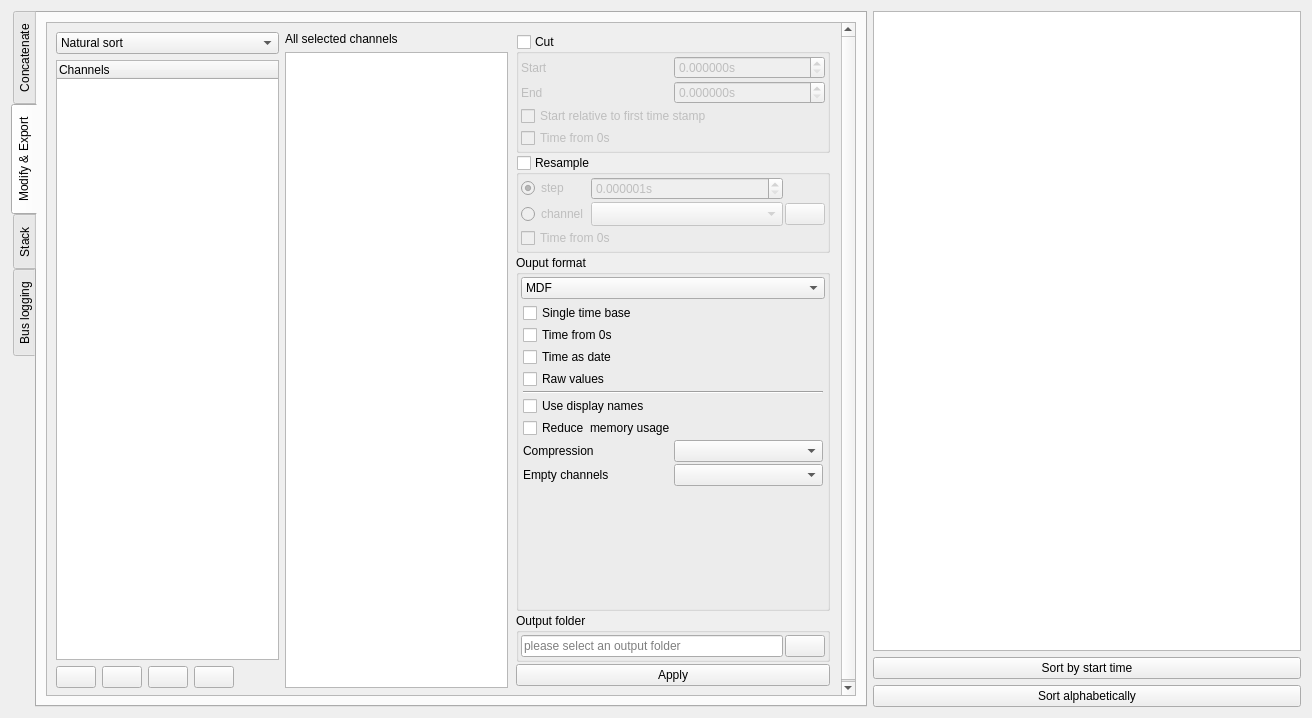
This is src/asammdf/gui/ui/batch_widget.ui in danielhrisca/asammdf as Qt 5 draws it before an edit. The edited form follows.
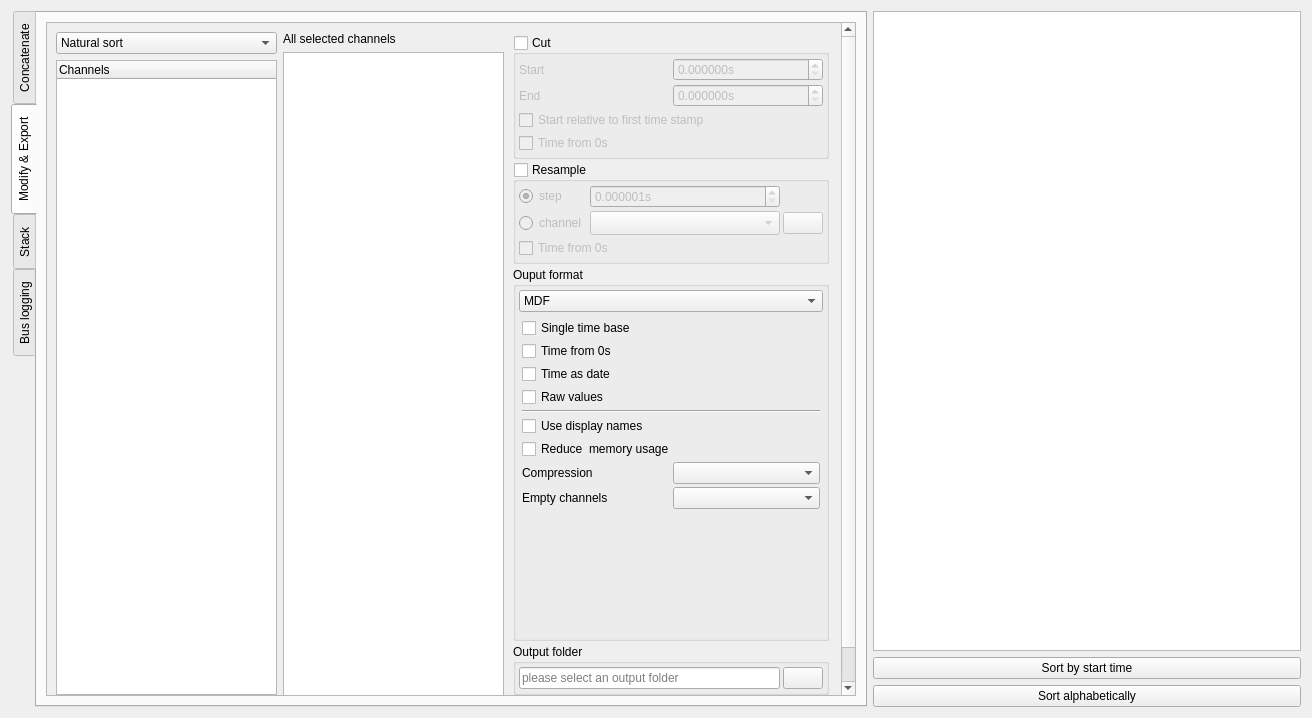
This is the edited form. The open tabs and pages were chosen to show the change. Icons and pictures are not drawn. Custom widgets are drawn as their Qt base class.

What changed in the file:
```diff
--- a/src/asammdf/gui/ui/batch_widget.ui
+++ b/src/asammdf/gui/ui/batch_widget.ui
@@ -307,19 +307,19 @@
             <item>
              <layout class="QVBoxLayout" name="verticalLayout_15" stretch="0,0,0,0,1,0">
               <property name="spacing">
-               <number>2</number>
+  <number>3</number>
               </property>
               <property name="leftMargin">
-               <number>2</number>
+  <number>3</number>
               </property>
               <property name="topMargin">
-               <number>2</number>
+  <number>3</number>
               </property>
               <property name="rightMargin">
-               <number>2</number>
+  <number>3</number>
               </property>
               <property name="bottomMargin">
-               <number>2</number>
+  <number>3</number>
               </property>
               <item>
                <widget class="QGroupBox" name="cut_group">
@@ -334,19 +334,19 @@
                 </property>
                 <layout class="QGridLayout" name="gridLayout_23">
                  <property name="leftMargin">
-                  <number>2</number>
+  <number>3</number>
                  </property>
                  <property name="topMargin">
-                  <number>2</number>
+  <number>3</number>
                  </property>
                  <property name="rightMargin">
-                  <number>2</number>
+  <number>3</number>
                  </property>
                  <property name="bottomMargin">
-                  <number>2</number>
+  <number>3</number>
                  </property>
                  <property name="spacing">
-                  <number>2</number>
+  <number>3</number>
                  </property>
                  <item row="0" column="0">
                   <widget class="QLabel" name="label_62">
@@ -418,19 +418,19 @@
                 </property>
                 <layout class="QGridLayout" name="gridLayout_24" columnstretch="0,1,0">
                  <property name="leftMargin">
-                  <number>2</number>
+  <number>3</number>
                  </property>
                  <property name="topMargin">
-                  <number>2</number>
+  <number>3</number>
                  </property>
                  <property name="rightMargin">
-                  <number>2</number>
+  <number>3</number>
                  </property>
                  <property name="bottomMargin">
-                  <number>2</number>
+  <number>3</number>
                  </property>
                  <property name="spacing">
-                  <number>2</number>
+  <number>3</number>
                  </property>
                  <item row="0" column="0">
                   <widget class="QRadioButton" name="raster_type_step">
@@ -512,19 +512,19 @@
                 </property>
                 <layout class="QVBoxLayout" name="verticalLayout_21">
                  <property name="spacing">
-                  <number>2</number>
+  <number>3</number>
                  </property>
                  <property name="leftMargin">
-                  <number>2</number>
+  <number>3</number>
                  </property>
                  <property name="topMargin">
-                  <number>2</number>
+  <number>3</number>
                  </property>
                  <property name="rightMargin">
-                  <number>2</number>
+  <number>3</number>
                  </property>
                  <property name="bottomMargin">
-                  <number>2</number>
+  <number>3</number>
                  </property>
                  <item>
                   <widget class="QComboBox" name="output_format">
@@ -688,19 +688,19 @@
                    <widget class="QWidget" name="HDF5_2">
                     <layout class="QGridLayout" name="gridLayout_17">
                      <property name="leftMargin">
-                      <number>2</number>
+  <number>3</number>
                      </property>
                      <property name="topMargin">
-                      <number>2</number>
+  <number>3</number>
                      </property>
                      <property name="rightMargin">
-                      <number>2</number>
+  <number>3</number>
                      </property>
                      <property name="bottomMargin">
-                      <number>2</number>
+  <number>3</number>
                      </property>
                      <property name="spacing">
-                      <number>2</number>
+  <number>3</number>
                      </property>
                      <item row="8" column="1">
                       <widget class="QComboBox" name="empty_channels"/>
@@ -789,19 +789,19 @@
                    <widget class="QWidget" name="MAT_2">
                     <layout class="QGridLayout" name="gridLayout_18">
                      <property name="leftMargin">
-                      <number>2</number>
+  <number>3</number>
                      </property>
                      <property name="topMargin">
-                      <number>2</number>
+  <number>3</number>
                      </property>
                      <property name="rightMargin">
-                      <number>2</number>
+  <number>3</number>
                      </property>
                      <property name="bottomMargin">
-                      <number>2</number>
+  <number>3</number>
                      </property>
                      <property name="spacing">
-                      <number>2</number>
+  <number>3</number>
                      </property>
                      <item row="10" column="0">
                       <widget class="QLabel" name="label_41">
@@ -910,19 +910,19 @@
                    <widget class="QWidget" name="CSV">
                     <layout class="QGridLayout" name="gridLayout_2">
                      <property name="leftMargin">
-                      <number>2</number>
+  <number>3</number>
                      </property>
                      <property name="topMargin">
-                      <number>2</number>
+  <number>3</number>
                      </property>
                      <property name="rightMargin">
-                      <number>2</number>
+  <number>3</number>
                      </property>
                      <property name="bottomMargin">
-                      <number>2</number>
+  <number>3</number>
                      </property>
                      <property name="spacing">
-                      <number>2</number>
+  <number>3</number>
                      </property>
                      <item row="10" column="1">
                       <widget class="QLineEdit" name="escapechar">
@@ -1113,19 +1113,19 @@
                 </property>
                 <layout class="QGridLayout" name="gridLayout">
                  <property name="leftMargin">
-                  <number>2</number>
+  <number>3</number>
                  </property>
                  <property name="topMargin">
-                  <number>2</number>
+  <number>3</number>
                  </property>
                  <property name="rightMargin">
-                  <number>2</number>
+  <number>3</number>
                  </property>
                  <property name="bottomMargin">
-                  <number>2</number>
+  <number>3</number>
                  </property>
                  <property name="spacing">
-                  <number>2</number>
+  <number>3</number>
                  </property>
                  <item row="0" column="0">
                   <widget class="QLineEdit" name="modify_output_folder">
@@ -1330,19 +1330,19 @@
               </property>
               <layout class="QGridLayout" name="gridLayout_10">
                <property name="leftMargin">
-                <number>2</number>
+  <number>3</number>
                </property>
                <property name="topMargin">
-                <number>2</number>
+  <number>3</number>
                </property>
                <property name="rightMargin">
-                <number>2</number>
+  <number>3</number>
                </property>
                <property name="bottomMargin">
-                <number>2</number>
+  <number>3</number>
                </property>
                <property name="spacing">
-                <number>2</number>
+  <number>3</number>
                </property>
                <item row="9" column="2">
                 <widget class="QLineEdit" name="lineterminator_bus">
@@ -1553,19 +1553,19 @@
                </attribute>
                <layout class="QVBoxLayout" name="verticalLayout">
                 <property name="spacing">
-                 <number>2</number>
+  <number>3</number>
                 </property>
                 <property name="leftMargin">
-                 <number>2</number>
+  <number>3</number>
                 </property>
                 <property name="topMargin">
-                 <number>2</number>
+  <number>3</number>
                 </property>
                 <property name="rightMargin">
-                 <number>2</number>
+  <number>3</number>
                 </property>
                 <property name="bottomMargin">
-                 <number>2</number>
+  <number>3</number>
                 </property>
                 <item>
                  <widget class="QPushButton" name="load_can_database_btn">
@@ -1589,19 +1589,19 @@
                </attribute>
                <layout class="QVBoxLayout" name="verticalLayout_2">
                 <property name="spacing">
-                 <number>2</number>
+  <number>3</number>
                 </property>
                 <property name="leftMargin">
-                 <number>2</number>
+  <number>3</number>
                 </property>
                 <property name="topMargin">
-                 <number>2</number>
+  <number>3</number>
                 </property>
                 <property name="rightMargin">
-                 <number>2</number>
+  <number>3</number>
                 </property>
                 <property name="bottomMargin">
-                 <number>2</number>
+  <number>3</number>
                 </property>
                 <item>
                  <widget class="QPushButton" name="load_lin_database_btn">
@@ -1662,19 +1662,19 @@
               </property>
               <layout class="QGridLayout" name="gridLayout_5">
                <property name="leftMargin">
-                <number>2</number>
+  <number>3</number>
                </property>
                <property name="topMargin">
-                <number>2</number>
+  <number>3</number>
                </property>
                <property name="rightMargin">
-                <number>2</number>
+  <number>3</number>
                </property>
                <property name="bottomMargin">
-                <number>2</number>
+  <number>3</number>
                </property>
                <property name="spacing">
-                <number>2</number>
+  <number>3</number>
                </property>
                <item row="0" column="1">
                 <widget class="QComboBox" name="extract_bus_compression">
```
Lines whose indentation alone changed are shown as unchanged.
